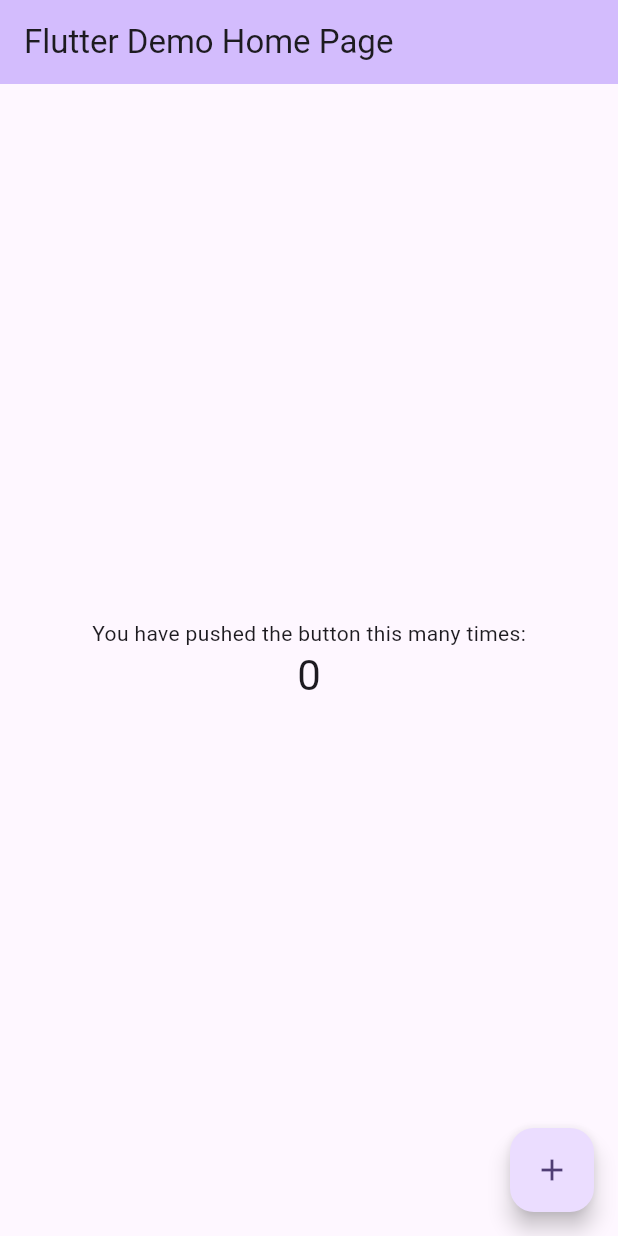
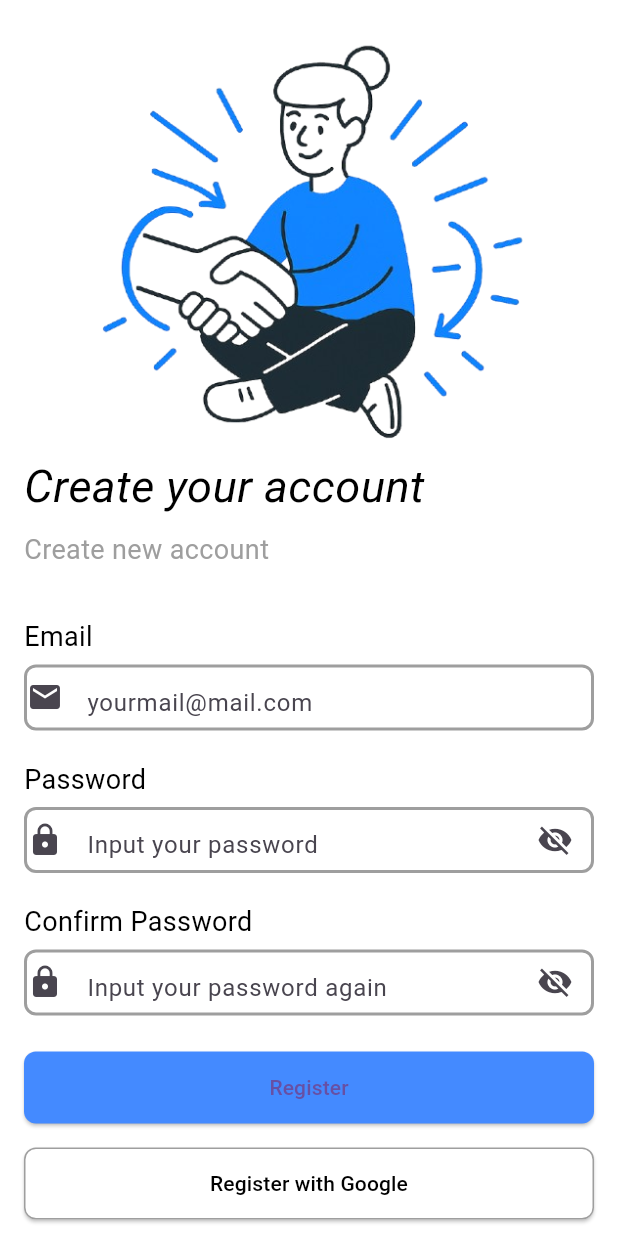
Before and after one commit to bibektako/borrowlend, a Flutter app: the screen it shows after launch, on a phone screen of 412 x 824 dp. Run offline on Flutter 3.47's test engine with Material 3 defaults, Android fonts, the phone set to English and light mode, and no system bars.

Commit message:
login signup

```diff
--- /dev/null
+++ b/lib/app.dart
@@ -0,0 +1,12 @@
+import 'package:borrowlend/view/login_view.dart';
+import 'package:borrowlend/view/signup_view.dart';
+import 'package:flutter/material.dart';
+
+class App extends StatelessWidget{
+  const App ({super.key});
+
+  @override
+  Widget build(BuildContext context) {
+    return MaterialApp(home: SignupView());
+  }
+}
--- a/lib/main.dart
+++ b/lib/main.dart
@@ -1,122 +1,6 @@
+import 'package:borrowlend/app.dart';
 import 'package:flutter/material.dart';
 
 void main() {
-  runApp(const MyApp());
+  runApp(const App());
 }
-
-class MyApp extends StatelessWidget {
-  const MyApp({super.key});
-
-  // This widget is the root of your application.
-  @override
-  Widget build(BuildContext context) {
-    return MaterialApp(
-      title: 'Flutter Demo',
-      theme: ThemeData(
-        // This is the theme of your application.
-        //
-        // TRY THIS: Try running your application with "flutter run". You'll see
-        // the application has a purple toolbar. Then, without quitting the app,
-        // try changing the seedColor in the colorScheme below to Colors.green
-        // and then invoke "hot reload" (save your changes or press the "hot
-        // reload" button in a Flutter-supported IDE, or press "r" if you used
-        // the command line to start the app).
-        //
-        // Notice that the counter didn't reset back to zero; the application
-        // state is not lost during the reload. To reset the state, use hot
-        // restart instead.
-        //
-        // This works for code too, not just values: Most code changes can be
-        // tested with just a hot reload.
-        colorScheme: ColorScheme.fromSeed(seedColor: Colors.deepPurple),
-      ),
-      home: const MyHomePage(title: 'Flutter Demo Home Page'),
-    );
-  }
-}
-
-class MyHomePage extends StatefulWidget {
-  const MyHomePage({super.key, required this.title});
-
-  // This widget is the home page of your application. It is stateful, meaning
-  // that it has a State object (defined below) that contains fields that affect
-  // how it looks.
-
-  // This class is the configuration for the state. It holds the values (in this
-  // case the title) provided by the parent (in this case the App widget) and
-  // used by the build method of the State. Fields in a Widget subclass are
-  // always marked "final".
-
-  final String title;
-
-  @override
-  State<MyHomePage> createState() => _MyHomePageState();
-}
-
-class _MyHomePageState extends State<MyHomePage> {
-  int _counter = 0;
-
-  void _incrementCounter() {
-    setState(() {
-      // This call to setState tells the Flutter framework that something has
-      // changed in this State, which causes it to rerun the build method below
-      // so that the display can reflect the updated values. If we changed
-      // _counter without calling setState(), then the build method would not be
-      // called again, and so nothing would appear to happen.
-      _counter++;
-    });
-  }
-
-  @override
-  Widget build(BuildContext context) {
-    // This method is rerun every time setState is called, for instance as done
-    // by the _incrementCounter method above.
-    //
-    // The Flutter framework has been optimized to make rerunning build methods
-    // fast, so that you can just rebuild anything that needs updating rather
-    // than having to individually change instances of widgets.
-    return Scaffold(
-      appBar: AppBar(
-        // TRY THIS: Try changing the color here to a specific color (to
-        // Colors.amber, perhaps?) and trigger a hot reload to see the AppBar
-        // change color while the other colors stay the same.
-        backgroundColor: Theme.of(context).colorScheme.inversePrimary,
-        // Here we take the value from the MyHomePage object that was created by
-        // the App.build method, and use it to set our appbar title.
-        title: Text(widget.title),
-      ),
-      body: Center(
-        // Center is a layout widget. It takes a single child and positions it
-        // in the middle of the parent.
-        child: Column(
-          // Column is also a layout widget. It takes a list of children and
-          // arranges them vertically. By default, it sizes itself to fit its
-          // children horizontally, and tries to be as tall as its parent.
-          //
-          // Column has various properties to control how it sizes itself and
-          // how it positions its children. Here we use mainAxisAlignment to
-          // center the children vertically; the main axis here is the vertical
-          // axis because Columns are vertical (the cross axis would be
-          // horizontal).
-          //
-          // TRY THIS: Invoke "debug painting" (choose the "Toggle Debug Paint"
-          // action in the IDE, or press "p" in the console), to see the
-          // wireframe for each widget.
-          mainAxisAlignment: MainAxisAlignment.center,
-          children: <Widget>[
-            const Text('You have pushed the button this many times:'),
-            Text(
-              '$_counter',
-              style: Theme.of(context).textTheme.headlineMedium,
-            ),
-          ],
-        ),
-      ),
-      floatingActionButton: FloatingActionButton(
-        onPressed: _incrementCounter,
-        tooltip: 'Increment',
-        child: const Icon(Icons.add),
-      ), // This trailing comma makes auto-formatting nicer for build methods.
-    );
-  }
-}
--- /dev/null
+++ b/lib/view/signup_view.dart
@@ -0,0 +1,181 @@
+import 'package:flutter/material.dart';
+
+class SignupView extends StatefulWidget {
+  const SignupView({super.key});
+
+  @override
+  State<SignupView> createState() => _SignupView();
+}
+
+class _SignupView extends State<SignupView> {
+  bool _obscureText = true;
+
+  @override
+  Widget build(BuildContext context) {
+    return Scaffold(
+      backgroundColor: Colors.white,
+      // appBar: AppBar(
+      //   backgroundColor: Colors.white,
+      //   elevation: 0,
+      // ),
+      body: SingleChildScrollView(
+        padding: const EdgeInsets.symmetric(horizontal: 16, vertical: 24),
+        child: Column(
+          crossAxisAlignment: CrossAxisAlignment.start,
+          children: [
+            // App Logo
+              Image.asset('assets/image/loginimage.png'), // Replace with your logo
+
+            // const SizedBox(height: 32),
+
+            // Title
+            const Text(
+              "Create your account",
+              style: TextStyle(
+                color: Colors.black,
+                fontSize: 30,
+                fontStyle: FontStyle.italic,
+              ),
+            ),
+            const SizedBox(height: 8),
+
+            const Text(
+              "Create new account",
+              style: TextStyle(
+                color: Colors.grey,
+                fontSize: 18,
+              ),
+            ),
+            const SizedBox(height: 32),
+
+            // Email Field
+            const Text(
+              "Email",
+              style: TextStyle(color: Colors.black, fontSize: 18),
+            ),
+            const SizedBox(height: 5),
+            Container(
+              height: 44,
+              decoration: BoxDecoration(
+                borderRadius: BorderRadius.circular(8),
+                border: Border.all(color: Colors.grey, width: 2),
+              ),
+              child: TextFormField(
+                decoration: const InputDecoration(
+                  icon: Icon(Icons.email),
+                  hintText: "yourmail@mail.com",
+                  border: InputBorder.none,
+                ),
+                keyboardType: TextInputType.emailAddress,
+              ),
+            ),
+            const SizedBox(height: 20),
+
+            // Password Field
+            const Text(
+              "Password",
+              style: TextStyle(color: Colors.black, fontSize: 18),
+            ),
+            const SizedBox(height: 5),
+            Container(
+              height: 44,
+              decoration: BoxDecoration(
+                borderRadius: BorderRadius.circular(8),
+                border: Border.all(color: Colors.grey, width: 2),
+              ),
+              child: TextFormField(
+                obscureText: _obscureText,
+                decoration: InputDecoration(
+                  icon: const Icon(Icons.lock),
+                  hintText: "Input your password",
+                  border: InputBorder.none,
+                  suffixIcon: IconButton(
+                    icon: Icon(_obscureText
+                        ? Icons.visibility_off
+                        : Icons.visibility),
+                    onPressed: () {
+                      setState(() {
+                        _obscureText = !_obscureText;
+                      });
+                    },
+                  ),
+                ),
+              ),
+            ),
+            const SizedBox(height: 20),
+
+            // Confirm Password Field
+            const Text(
+              "Confirm Password",
+              style: TextStyle(color: Colors.black, fontSize: 18),
+            ),
+            const SizedBox(height: 5),
+            Container(
+              height: 44,
+              decoration: BoxDecoration(
+                borderRadius: BorderRadius.circular(8),
+                border: Border.all(color: Colors.grey, width: 2),
+              ),
+              child: TextFormField(
+                obscureText: _obscureText,
+                decoration: InputDecoration(
+                  icon: const Icon(Icons.lock),
+                  hintText: "Input your password again",
+                  border: InputBorder.none,
+                  suffixIcon: IconButton(
+                    icon: Icon(_obscureText
+                        ? Icons.visibility_off
+                        : Icons.visibility),
+                    onPressed: () {
+                      setState(() {
+                        _obscureText = !_obscureText;
+                      });
+                    },
+                  ),
+                ),
+              ),
+            ),
+            const SizedBox(height: 24),
+
+            // Register Button
+            SizedBox(
+              width: double.infinity,
+              height: 48,
+              child: ElevatedButton(
+                style: ElevatedButton.styleFrom(
+                  backgroundColor: Colors.blueAccent,
+                  shape: RoundedRectangleBorder(
+                    borderRadius: BorderRadius.circular(8),
+                  ),
+                ),
+                onPressed: () {},
+                child: const Text("Register"),
+              ),
+            ),
+            const SizedBox(height: 16),
+
+            // Google Button
+            SizedBox(
+              width: double.infinity,
+              height: 48,
+              child: ElevatedButton(
+                style: ElevatedButton.styleFrom(
+                  backgroundColor: Colors.white,
+                  side: const BorderSide(color: Colors.grey),
+                  shape: RoundedRectangleBorder(
+                    borderRadius: BorderRadius.circular(8),
+                  ),
+                ),
+                onPressed: () {},
+                child: const Text(
+                  "Register with Google",
+                  style: TextStyle(color: Colors.black),
+                ),
+              ),
+            ),
+          ],
+        ),
+      ),
+    );
+  }
+}
--- a/pubspec.yaml
+++ b/pubspec.yaml
@@ -58,8 +58,10 @@ flutter:
   uses-material-design: true
 
   # To add assets to your application, add an assets section, like this:
-  # assets:
-  #   - images/a_dot_burr.jpeg
+  assets:
+     -   assets/image/loginimage.png
+
+
   #   - images/a_dot_ham.jpeg
 
   # An image asset can refer to one or more resolution-specific "variants", see
```
Also changed, not shown: lib/view/login_view.dart (added, +211 -0 lines), assets/image/loginimage.png (added), 1 other file.
